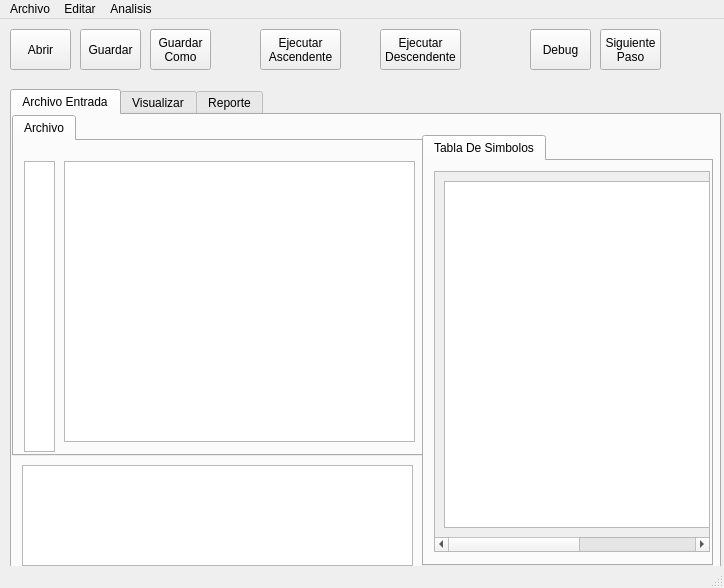
Qt form Interfaz/gui.ui (esnorki2008/Interprete) before a commit.
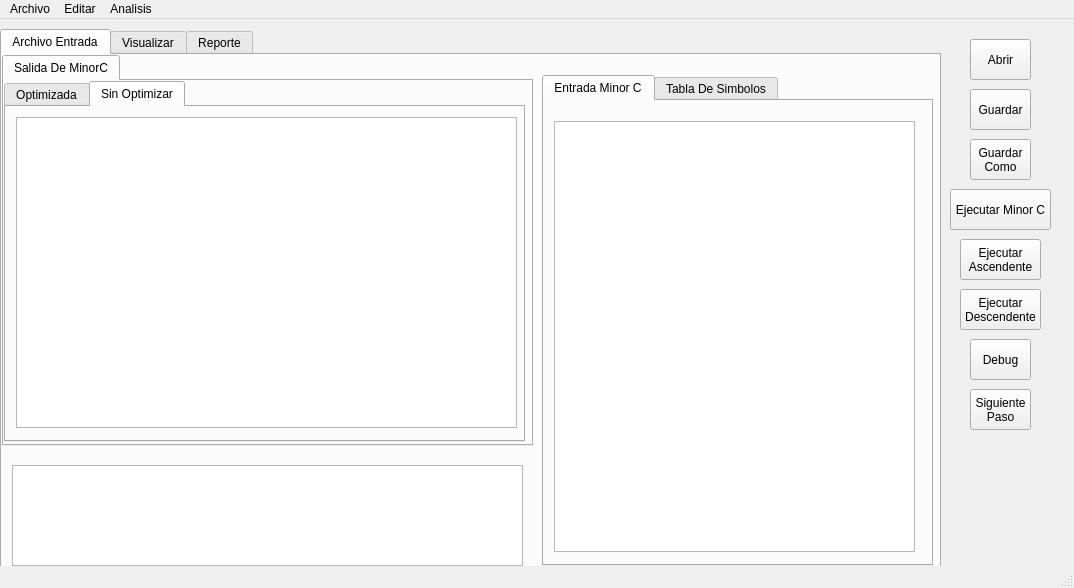
The same form after that commit.

Diff of the .ui file:
```diff
--- a/Interfaz/gui.ui
+++ b/Interfaz/gui.ui
@@ -6,7 +6,7 @@
    <rect>
     <x>0</x>
     <y>0</y>
-    <width>724</width>
+    <width>1074</width>
     <height>588</height>
    </rect>
   </property>
@@ -17,8 +17,8 @@
    <widget class="QPushButton" name="btn_abrir">
     <property name="geometry">
      <rect>
-      <x>10</x>
-      <y>10</y>
+      <x>970</x>
+      <y>20</y>
       <width>61</width>
       <height>41</height>
      </rect>
@@ -30,8 +30,8 @@
    <widget class="QPushButton" name="btn_guardar">
     <property name="geometry">
      <rect>
-      <x>80</x>
-      <y>10</y>
+      <x>970</x>
+      <y>70</y>
       <width>61</width>
       <height>41</height>
      </rect>
@@ -43,8 +43,8 @@
    <widget class="QPushButton" name="btn_guardar_como">
     <property name="geometry">
      <rect>
-      <x>150</x>
-      <y>10</y>
+      <x>970</x>
+      <y>120</y>
       <width>61</width>
       <height>41</height>
      </rect>
@@ -57,8 +57,8 @@
    <widget class="QPushButton" name="btn_ejecutar">
     <property name="geometry">
      <rect>
-      <x>260</x>
-      <y>10</y>
+      <x>960</x>
+      <y>220</y>
       <width>81</width>
       <height>41</height>
      </rect>
@@ -71,8 +71,8 @@
    <widget class="QPushButton" name="btn_debug">
     <property name="geometry">
      <rect>
-      <x>530</x>
-      <y>10</y>
+      <x>970</x>
+      <y>320</y>
       <width>61</width>
       <height>41</height>
      </rect>
@@ -84,8 +84,8 @@
    <widget class="QPushButton" name="btn_siguiente_paso">
     <property name="geometry">
      <rect>
-      <x>600</x>
-      <y>10</y>
+      <x>970</x>
+      <y>370</y>
       <width>61</width>
       <height>41</height>
      </rect>
@@ -98,10 +98,10 @@
    <widget class="QTabWidget" name="tabWidget">
     <property name="geometry">
      <rect>
-      <x>10</x>
-      <y>70</y>
-      <width>711</width>
-      <height>481</height>
+      <x>0</x>
+      <y>10</y>
+      <width>941</width>
+      <height>551</height>
      </rect>
     </property>
     <property name="currentIndex">
@@ -115,8 +115,8 @@
       <property name="geometry">
        <rect>
         <x>10</x>
-        <y>350</y>
-        <width>391</width>
+        <y>410</y>
+        <width>511</width>
         <height>101</height>
        </rect>
       </property>
@@ -126,8 +126,8 @@
        <rect>
         <x>0</x>
         <y>0</y>
-        <width>411</width>
-        <height>341</height>
+        <width>531</width>
+        <height>391</height>
        </rect>
       </property>
       <property name="currentIndex">
@@ -135,42 +135,80 @@
       </property>
       <widget class="QWidget" name="tab_7">
        <attribute name="title">
-        <string>Archivo</string>
+        <string>Salida De MinorC</string>
        </attribute>
-       <widget class="QTextEdit" name="txt_entrada">
+       <widget class="QTabWidget" name="tabWidget_3">
         <property name="geometry">
          <rect>
-          <x>50</x>
-          <y>20</y>
-          <width>351</width>
-          <height>281</height>
+          <x>0</x>
+          <y>0</y>
+          <width>521</width>
+          <height>361</height>
          </rect>
         </property>
-       </widget>
-       <widget class="QTextEdit" name="textEdit_2">
-        <property name="geometry">
-         <rect>
-          <x>10</x>
-          <y>20</y>
-          <width>31</width>
-          <height>291</height>
-         </rect>
+        <property name="currentIndex">
+         <number>1</number>
         </property>
+        <widget class="QWidget" name="tab_10">
+         <attribute name="title">
+          <string>Optimizada</string>
+         </attribute>
+         <widget class="QPlainTextEdit" name="txt_entrada">
+          <property name="geometry">
+           <rect>
+            <x>10</x>
+            <y>10</y>
+            <width>501</width>
+            <height>321</height>
+           </rect>
+          </property>
+         </widget>
+        </widget>
+        <widget class="QWidget" name="tab_11">
+         <attribute name="title">
+          <string>Sin Optimizar</string>
+         </attribute>
+         <widget class="QTextEdit" name="txt_entrada_sin_optimizar">
+          <property name="geometry">
+           <rect>
+            <x>10</x>
+            <y>10</y>
+            <width>501</width>
+            <height>311</height>
+           </rect>
+          </property>
+         </widget>
+        </widget>
        </widget>
       </widget>
      </widget>
      <widget class="QTabWidget" name="tabWidget_2">
       <property name="geometry">
        <rect>
-        <x>410</x>
+        <x>540</x>
         <y>20</y>
-        <width>291</width>
-        <height>431</height>
+        <width>391</width>
+        <height>491</height>
        </rect>
       </property>
       <property name="currentIndex">
        <number>0</number>
       </property>
+      <widget class="QWidget" name="tab_12">
+       <attribute name="title">
+        <string>Entrada Minor C</string>
+       </attribute>
+       <widget class="QTextEdit" name="txt_minor_c">
+        <property name="geometry">
+         <rect>
+          <x>10</x>
+          <y>20</y>
+          <width>361</width>
+          <height>431</height>
+         </rect>
+        </property>
+       </widget>
+      </widget>
       <widget class="QWidget" name="tab_5">
        <attribute name="title">
         <string>Tabla De Simbolos</string>
@@ -406,8 +444,8 @@
    <widget class="QPushButton" name="btn_ejecutar_desc">
     <property name="geometry">
      <rect>
-      <x>380</x>
-      <y>10</y>
+      <x>960</x>
+      <y>270</y>
       <width>81</width>
       <height>41</height>
      </rect>
@@ -417,13 +455,26 @@
 Descendente</string>
     </property>
    </widget>
+   <widget class="QPushButton" name="btn_ejecutar_minor_c">
+    <property name="geometry">
+     <rect>
+      <x>950</x>
+      <y>170</y>
+      <width>101</width>
+      <height>41</height>
+     </rect>
+    </property>
+    <property name="text">
+     <string>Ejecutar Minor C</string>
+    </property>
+   </widget>
   </widget>
   <widget class="QMenuBar" name="menubar">
    <property name="geometry">
     <rect>
      <x>0</x>
      <y>0</y>
-     <width>724</width>
+     <width>1074</width>
      <height>21</height>
     </rect>
    </property>
```
Left out of the diff: 2 changed lines with no effect on the pictures.
